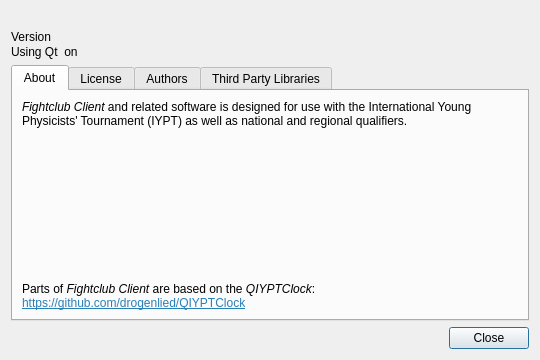
Old version of the form client/aboutdialog.ui in the repository SFr682k/fightclub.
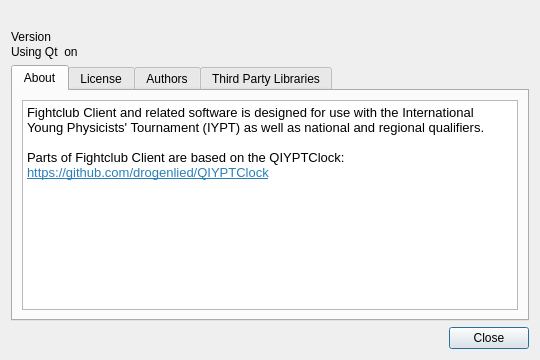
New version of the form. Icons and pictures are not drawn.

Commit message: Improvements for Windoof: Don't use italics

Diff of the .ui file:
```diff
--- a/client/aboutdialog.ui
+++ b/client/aboutdialog.ui
@@ -133,32 +133,15 @@
       </attribute>
       <layout class="QVBoxLayout" name="verticalLayout_3">
        <item>
-        <widget class="QLabel" name="label">
-         <property name="text">
-          <string>&lt;html&gt;&lt;head/&gt;&lt;body&gt;&lt;p&gt;&lt;span style=&quot; font-style:italic;&quot;&gt;Fightclub Client&lt;/span&gt; and related software is designed for use with the International Young Physicists' Tournament (IYPT) as well as national and regional qualifiers.&lt;/p&gt;&lt;/body&gt;&lt;/html&gt;</string>
-         </property>
-         <property name="wordWrap">
-          <bool>true</bool>
-         </property>
-        </widget>
-       </item>
-       <item>
-        <spacer name="verticalSpacer">
-         <property name="orientation">
-          <enum>Qt::Vertical</enum>
-         </property>
-         <property name="sizeHint" stdset="0">
-          <size>
-           <width>20</width>
-           <height>40</height>
-          </size>
-         </property>
-        </spacer>
-       </item>
-       <item>
-        <widget class="QLabel" name="label_2">
-         <property name="text">
-          <string>&lt;html&gt;&lt;head/&gt;&lt;body&gt;&lt;p&gt;Parts of &lt;span style=&quot; font-style:italic;&quot;&gt;Fightclub Client&lt;/span&gt; are based on the &lt;span style=&quot; font-style:italic;&quot;&gt;QIYPTClock&lt;/span&gt;:&lt;br/&gt;&lt;a href=&quot;https://github.com/drogenlied/QIYPTClock&quot;&gt;&lt;span style=&quot; text-decoration: underline; color:#2980b9;&quot;&gt;https://github.com/drogenlied/QIYPTClock&lt;/span&gt;&lt;/a&gt;&lt;/p&gt;&lt;/body&gt;&lt;/html&gt;</string>
+        <widget class="QTextBrowser" name="textBrowser">
+         <property name="html">
+          <string>&lt;!DOCTYPE HTML PUBLIC &quot;-//W3C//DTD HTML 4.0//EN&quot; &quot;http://www.w3.org/TR/REC-html40/strict.dtd&quot;&gt;
+&lt;html&gt;&lt;head&gt;&lt;meta name=&quot;qrichtext&quot; content=&quot;1&quot; /&gt;&lt;style type=&quot;text/css&quot;&gt;
+p, li { white-space: pre-wrap; }
+&lt;/style&gt;&lt;/head&gt;&lt;body style=&quot; font-family:'Noto Sans'; font-size:10pt; font-weight:400; font-style:normal;&quot;&gt;
+&lt;p style=&quot; margin-top:0px; margin-bottom:0px; margin-left:0px; margin-right:0px; -qt-block-indent:0; text-indent:0px;&quot;&gt;Fightclub Client and related software is designed for use with the International Young Physicists' Tournament (IYPT) as well as national and regional qualifiers.&lt;/p&gt;
+&lt;p style=&quot;-qt-paragraph-type:empty; margin-top:0px; margin-bottom:0px; margin-left:0px; margin-right:0px; -qt-block-indent:0; text-indent:0px;&quot;&gt;&lt;br /&gt;&lt;/p&gt;
+&lt;p style=&quot; margin-top:0px; margin-bottom:0px; margin-left:0px; margin-right:0px; -qt-block-indent:0; text-indent:0px;&quot;&gt;Parts of Fightclub Client are based on the QIYPTClock:&lt;br /&gt;&lt;a href=&quot;https://github.com/drogenlied/QIYPTClock&quot;&gt;&lt;span style=&quot; text-decoration: underline; color:#2980b9;&quot;&gt;https://github.com/drogenlied/QIYPTClock&lt;/span&gt;&lt;/a&gt;&lt;/p&gt;&lt;/body&gt;&lt;/html&gt;</string>
          </property>
         </widget>
        </item>
```
Left out of the diff: 35 changed lines with no effect on the pictures. The commit also changes 3 other files.
